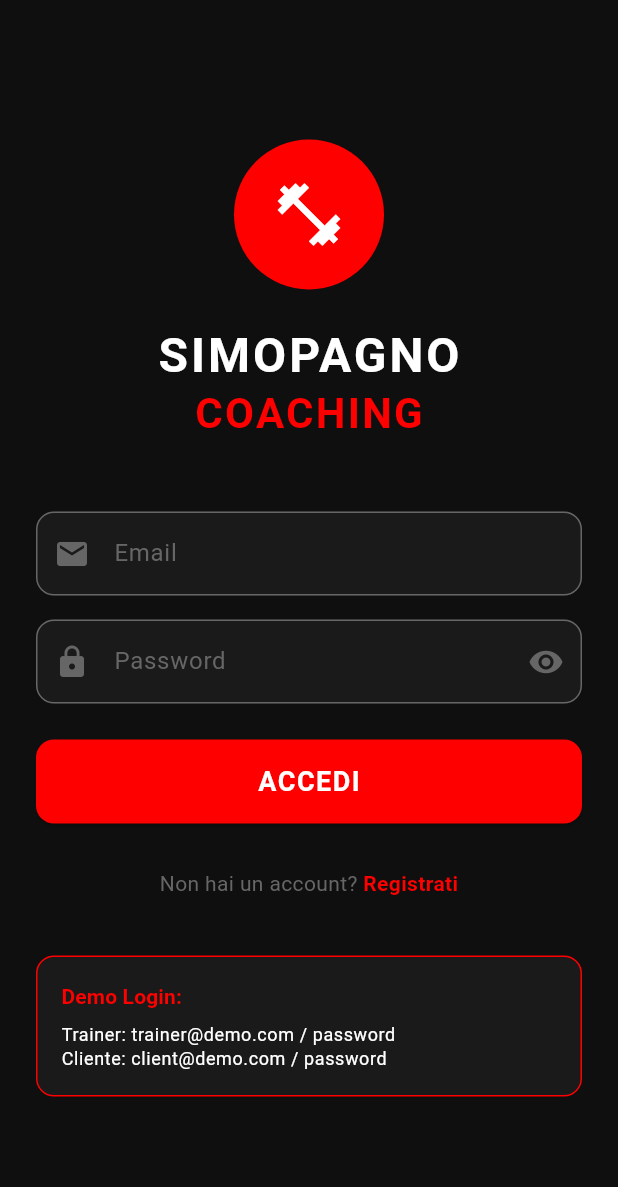
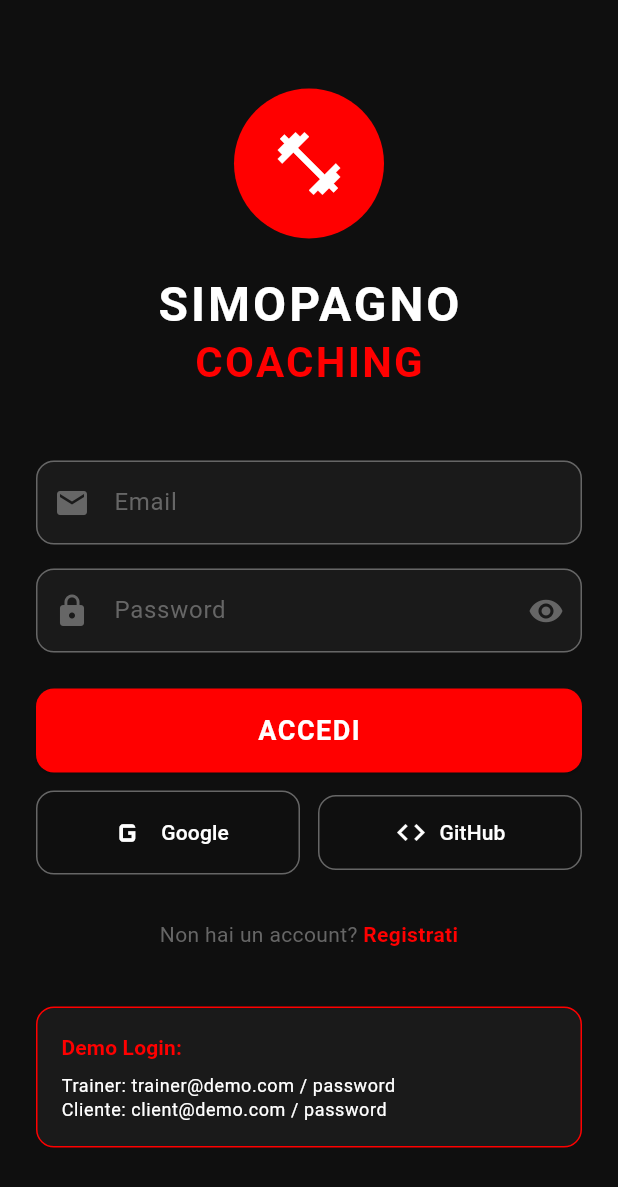
Before and after one commit to loerstudio/spcappdefinitivacapacitor12, a Flutter app: the screen it shows after launch, on a phone screen of 412 x 824 dp. Shown: the top 1187 px of the screen. Run offline on Flutter 3.47's test engine with Material 3 defaults, Android fonts, the phone set to English and light mode, and no system bars; our stand-ins replace go_router, google_fonts, shared_preferences, supabase_flutter; accounts and stored records are empty.

Commit message:
Add OAuth sign-in with Google and GitHub via Supabase
Co-authored-by: itsilorenz07 <itsilorenz07@gmail.com>

```diff
--- a/lib/features/auth/screens/login_screen.dart
+++ b/lib/features/auth/screens/login_screen.dart
@@ -43,6 +43,32 @@ class _LoginScreenState extends State<LoginScreen> {
           ),
         );
       }
+    }
+  }
+
+  Future<void> _handleGoogle() async {
+    final authProvider = context.read<AuthProvider>();
+    final ok = await authProvider.signInWithGoogle();
+    if (!ok && mounted && authProvider.errorMessage != null) {
+      ScaffoldMessenger.of(context).showSnackBar(
+        SnackBar(
+          content: Text(authProvider.errorMessage!),
+          backgroundColor: AppColors.errorRed,
+        ),
+      );
+    }
+  }
+
+  Future<void> _handleGithub() async {
+    final authProvider = context.read<AuthProvider>();
+    final ok = await authProvider.signInWithGithub();
+    if (!ok && mounted && authProvider.errorMessage != null) {
+      ScaffoldMessenger.of(context).showSnackBar(
+        SnackBar(
+          content: Text(authProvider.errorMessage!),
+          backgroundColor: AppColors.errorRed,
+        ),
+      );
     }
   }
 
@@ -183,7 +209,10 @@ class _LoginScreenState extends State<LoginScreen> {
                 // Login Button
                 Consumer<AuthProvider>(
                   builder: (context, authProvider, child) {
-                    return SizedBox(
+                    return Column(
+                      crossAxisAlignment: CrossAxisAlignment.stretch,
+                      children: [
+                        SizedBox(
                           height: 56,
                           child: ElevatedButton(
                             onPressed: authProvider.isLoading ? null : _handleLogin,
@@ -207,6 +236,44 @@ class _LoginScreenState extends State<LoginScreen> {
                                     ),
                                   ),
                           ),
+                        ),
+                        const SizedBox(height: 12),
+                        Row(
+                          children: [
+                            Expanded(
+                              child: OutlinedButton.icon(
+                                onPressed: authProvider.isLoading ? null : _handleGoogle,
+                                style: OutlinedButton.styleFrom(
+                                  foregroundColor: AppColors.primaryWhite,
+                                  side: const BorderSide(color: AppColors.lightGrey),
+                                  padding: const EdgeInsets.symmetric(vertical: 14),
+                                  shape: RoundedRectangleBorder(
+                                    borderRadius: BorderRadius.circular(12),
+                                  ),
+                                ),
+                                icon: const Icon(Icons.g_mobiledata, color: AppColors.primaryWhite, size: 28),
+                                label: const Text('Google'),
+                              ),
+                            ),
+                            const SizedBox(width: 12),
+                            Expanded(
+                              child: OutlinedButton.icon(
+                                onPressed: authProvider.isLoading ? null : _handleGithub,
+                                style: OutlinedButton.styleFrom(
+                                  foregroundColor: AppColors.primaryWhite,
+                                  side: const BorderSide(color: AppColors.lightGrey),
+                                  padding: const EdgeInsets.symmetric(vertical: 14),
+                                  shape: RoundedRectangleBorder(
+                                    borderRadius: BorderRadius.circular(12),
+                                  ),
+                                ),
+                                icon: const Icon(Icons.code, color: AppColors.primaryWhite, size: 22),
+                                label: const Text('GitHub'),
+                              ),
+                            ),
+                          ],
+                        ),
+                      ],
                     );
                   },
                 ),
```
Also changed, not shown: lib/core/providers/auth_provider.dart (+30 -0 lines), lib/core/services/supabase_service.dart (+25 -0 lines), 2 other files. Lines whose indentation alone changed are shown as unchanged.
